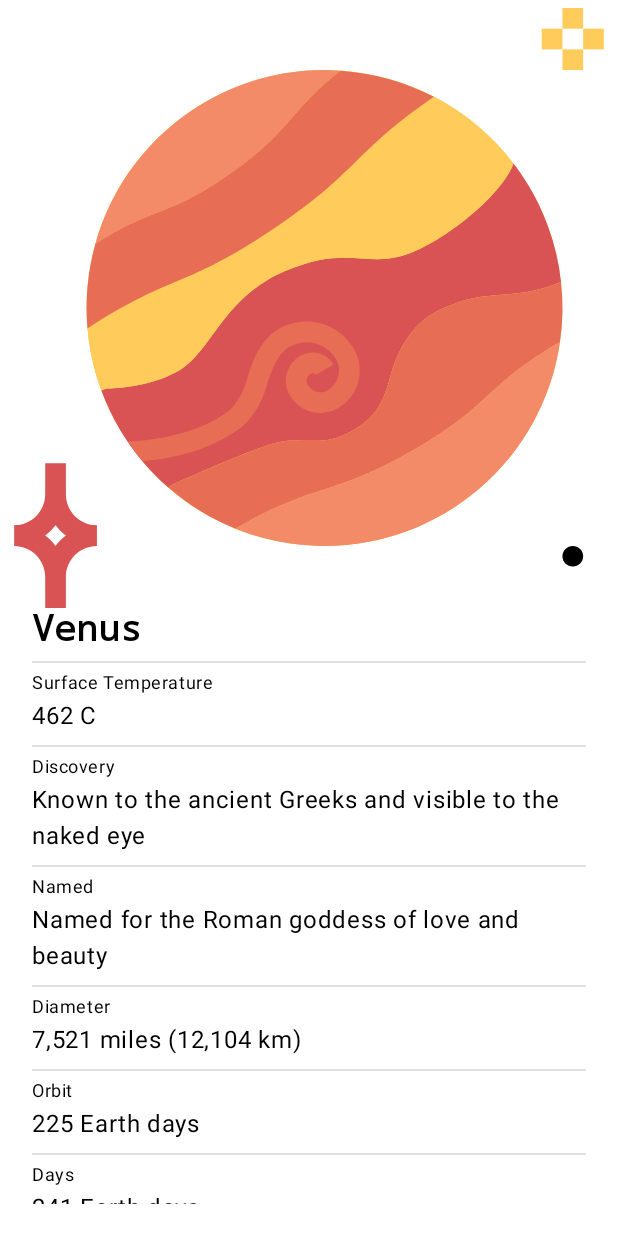
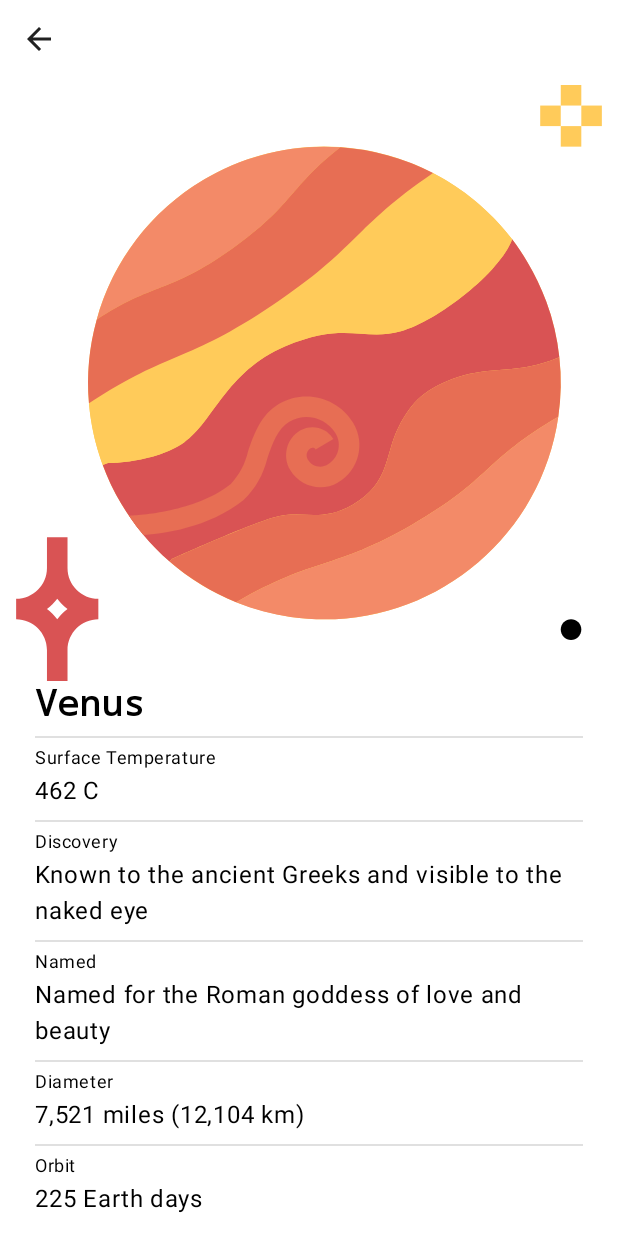
Before and after one commit to UmarAuna/JetPack-Compose-Basics, an Android app built with Jetpack Compose: the screen it shows after launch (PlanetDetails), after a tap on "Venus", on a phone screen of 412 x 824 dp. Run offline under Robolectric (Android 15) with nearby library versions, the phone set to English and light mode, and no system bars.

Commit message:
feat: 🎸 added back button and make column scrollable

```diff
--- a/app/src/main/java/com/jetpack/myapplication/planets/PlanetScreen.kt
+++ b/app/src/main/java/com/jetpack/myapplication/planets/PlanetScreen.kt
@@ -1,13 +1,20 @@
 package com.jetpack.myapplication.planets
 
+import android.app.Activity
 import android.content.res.Configuration
+import androidx.activity.compose.BackHandler
 import androidx.compose.foundation.Image
 import androidx.compose.foundation.background
 import androidx.compose.foundation.layout.*
+import androidx.compose.foundation.rememberScrollState
+import androidx.compose.foundation.verticalScroll
 import androidx.compose.material.*
+import androidx.compose.material.icons.Icons
+import androidx.compose.material.icons.filled.ArrowBack
 import androidx.compose.runtime.Composable
 import androidx.compose.runtime.CompositionLocalProvider
 import androidx.compose.ui.Modifier
+import androidx.compose.ui.platform.LocalContext
 import androidx.compose.ui.res.painterResource
 import androidx.compose.ui.text.font.FontFamily
 import androidx.compose.ui.text.font.FontWeight
@@ -17,10 +24,23 @@ import com.jetpack.myapplication.ui.theme.HelloWorldTheme
 
 @Composable
 fun PlanetScreen(planet: Planets) {
+    val scrollState = rememberScrollState()
+    val activity = (LocalContext.current as? Activity)
+    Column(
+        modifier = Modifier
+            .fillMaxWidth()
+            .padding(2.dp)
+    ) {
+        IconButton(onClick = {
+            activity?.finish()
+        }) {
+            Icon(Icons.Filled.ArrowBack, contentDescription = null)
+        }
         Column(
             modifier = Modifier
                 .fillMaxWidth()
                 .padding(5.dp)
+                .verticalScroll(scrollState)
         ) {
             Image(
                 painter = painterResource(id = planet.icon),
@@ -52,6 +72,7 @@ fun PlanetScreen(planet: Planets) {
             }
         }
     }
+}
 
 @Composable
 fun PlanetDetailText(planetHolder: String, planetText: String, modifier: Modifier = Modifier) {
@@ -79,14 +100,14 @@ fun PlanetDetailText(planetHolder: String, planetText: String, modifier: Modifie
 
 @Preview(
     showBackground = true,
-    showSystemUi = true,
+    //  showSystemUi = true,
     uiMode = Configuration.UI_MODE_NIGHT_NO,
     name = "Light Mode"
 )
 @Composable
 @Preview(
     showBackground = true,
-    showSystemUi = true,
+    //  showSystemUi = true,
     uiMode = Configuration.UI_MODE_NIGHT_YES,
     name = "Dark Mode"
 )
```
Lines whose indentation alone changed are shown as unchanged.
